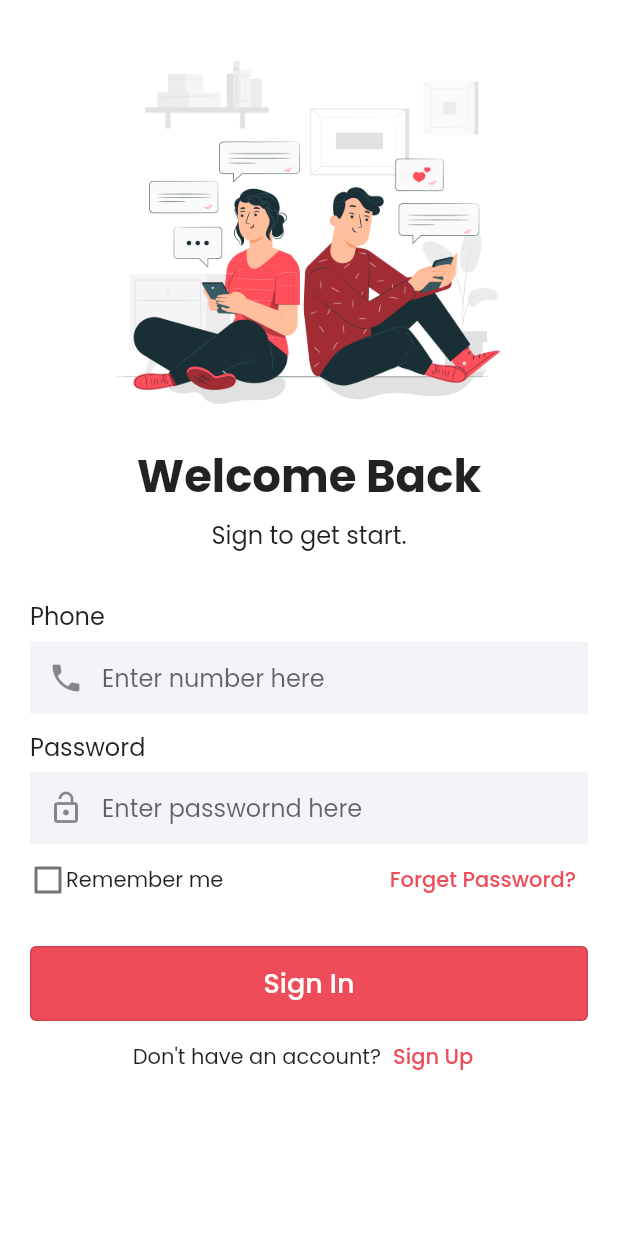
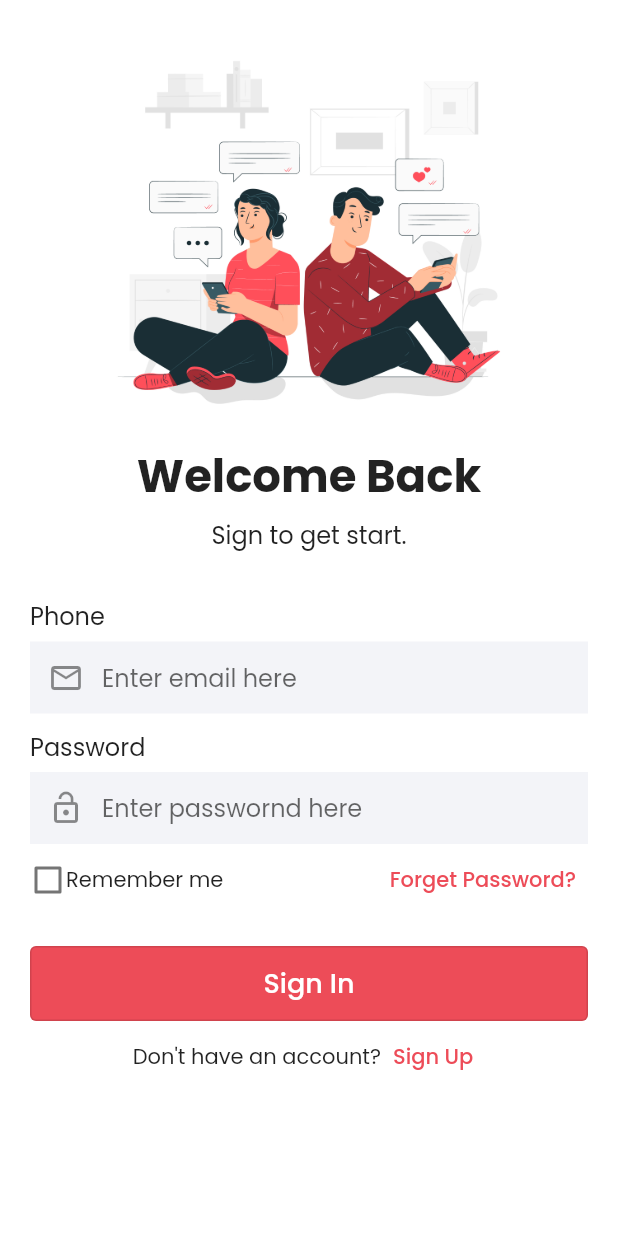
Before and after one commit to aminick21/chit_chat, a Flutter app: the screen it shows after launch, after a tap on "Sign In", on a phone screen of 412 x 824 dp. Run offline on Flutter 3.47's test engine with Material 2 defaults, Android fonts, the phone set to English and light mode, and no system bars; our stand-ins replace firebase_auth, firebase_core; accounts and stored records are empty; network calls fail.

Commit message:
firebase auth - signIn

```diff
--- a/lib/main.dart
+++ b/lib/main.dart
@@ -1,4 +1,5 @@
 import 'package:chit_chat/screens/forget_password_screen.dart';
+import 'package:chit_chat/screens/home_screen.dart';
 import 'package:chit_chat/screens/sign_in_screen.dart';
 import 'package:chit_chat/screens/sign_up_screen.dart';
 import 'package:firebase_core/firebase_core.dart';
@@ -27,6 +28,7 @@ class MyApp extends StatelessWidget {
         SignInScreen.id:(context)=>const SignInScreen(),
         SignUpScreen.id:(context)=>const SignUpScreen(),
         ForgetPasswordScreen.id:(context)=>const ForgetPasswordScreen(),
+        HomeScreen.id:(context)=>const HomeScreen(),
       },
     );
   }
--- a/lib/screens/sign_in_screen.dart
+++ b/lib/screens/sign_in_screen.dart
@@ -1,3 +1,4 @@
+import 'package:chit_chat/screens/home_screen.dart';
 import 'package:chit_chat/screens/sign_up_screen.dart';
 import 'package:flutter/material.dart';
 import 'package:firebase_auth/firebase_auth.dart';
@@ -11,7 +12,7 @@ static String id="sign_in_screen";
 }
 
 class _SignInScreenState extends State<SignInScreen> {
-   String phoneNumber="";
+   String email="";
    String password="";
    final _auth=FirebaseAuth.instance;
   @override
@@ -54,16 +55,15 @@ class _SignInScreenState extends State<SignInScreen> {
                 TextField(
                   onChanged: (value){
                     setState(() {
-                      phoneNumber=value;
+                      email=value;
                     });
                   },
-                  keyboardType:TextInputType.phone ,
                   decoration: InputDecoration(
-                    hintText: "Enter number here",
+                    hintText: "Enter email here",
                     filled: true,
                     fillColor: Theme.of(context).backgroundColor,
                     border: InputBorder.none,
-                    prefixIcon:const Icon(Icons.phone),
+                    prefixIcon:const Icon(Icons.mail_outlined),
                   ),
                 ),
                 const SizedBox(height: 10,),
@@ -116,9 +116,16 @@ class _SignInScreenState extends State<SignInScreen> {
                 ),
                 const SizedBox(height: 20,),
                 OutlinedButton(
-                  onPressed: (){
-                   print(phoneNumber);
-                    print(password);
+                  onPressed: ()async {
+                try {
+                  final newUser = await _auth.signInWithEmailAndPassword(
+                      email: email,
+                      password: password);
+                    Navigator.pushNamed(context,HomeScreen.id);
+
+                }catch(e){
+                  print(e);
+                }
                   },
                   style: OutlinedButton.styleFrom(
                     backgroundColor: Theme.of(context).primaryColor,
--- a/lib/screens/sign_up_screen.dart
+++ b/lib/screens/sign_up_screen.dart
@@ -1,3 +1,4 @@
+import 'package:chit_chat/screens/home_screen.dart';
 import 'package:chit_chat/screens/sign_in_screen.dart';
 import 'package:firebase_auth/firebase_auth.dart';
 import 'package:flutter/material.dart';
@@ -91,7 +92,7 @@ class _SignUpScreenState extends State<SignUpScreen> {
                   onPressed: ()async{
                   try {
                     await _auth.createUserWithEmailAndPassword(email: email, password: password);
-                    Navigator.pushNamed(context,SignInScreen.id);
+                    Navigator.pushNamed(context,HomeScreen.id);
                   }catch(e){
                     print(e);
                     }
```
Also changed, not shown: lib/screens/home_screen.dart (added, +22 -0 lines).
